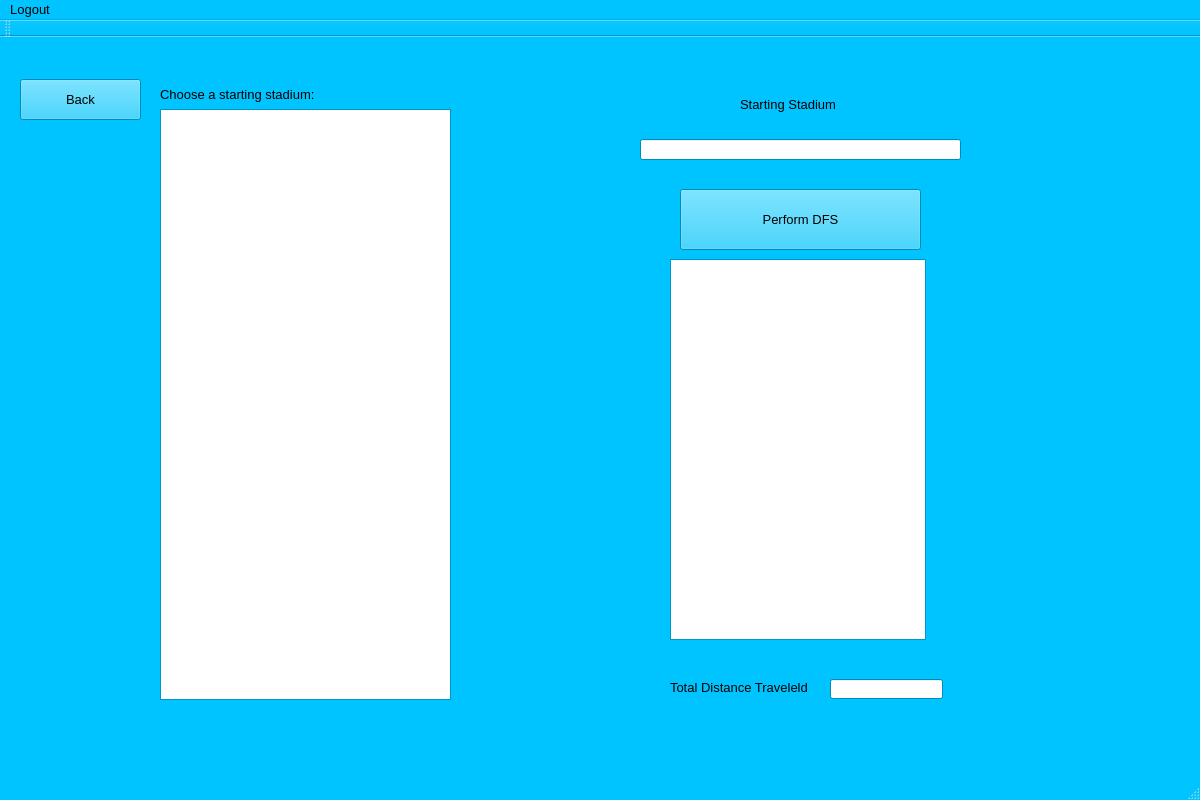
Above: ALAYO/mainwindow.ui from akarapetian/ALAYO---Project-2 before the change. Below: the same form after it.
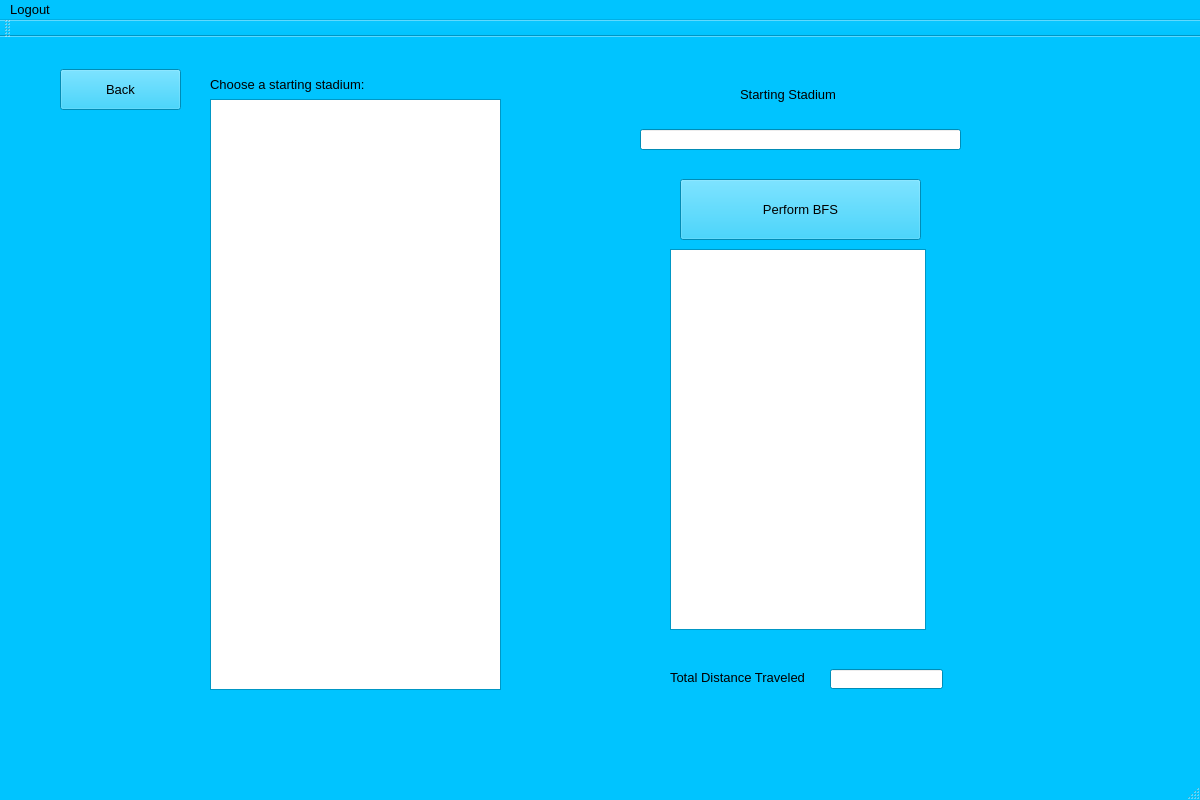
That is the form after the change. The open tabs and pages were chosen to show the change.

Patch:
```diff
--- a/ALAYO/mainwindow.ui
+++ b/ALAYO/mainwindow.ui
@@ -1860,7 +1860,7 @@
       <property name="geometry">
        <rect>
         <x>0</x>
-        <y>-30</y>
+        <y>-20</y>
         <width>1201</width>
         <height>781</height>
        </rect>
@@ -1933,13 +1933,13 @@
         <property name="geometry">
          <rect>
           <x>0</x>
-          <y>-10</y>
+          <y>-30</y>
           <width>1191</width>
           <height>761</height>
          </rect>
         </property>
         <property name="currentIndex">
-         <number>3</number>
+         <number>5</number>
         </property>
         <widget class="QWidget" name="tripTypeSelectionPage">
          <widget class="QPushButton" name="visitSingleButton">
@@ -2101,7 +2101,7 @@
          <widget class="QListWidget" name="dfsStadiumsListWidget">
           <property name="geometry">
            <rect>
-            <x>160</x>
+            <x>210</x>
             <y>80</y>
             <width>291</width>
             <height>591</height>
@@ -2111,7 +2111,7 @@
          <widget class="QPushButton" name="dfsPageBackButton">
           <property name="geometry">
            <rect>
-            <x>20</x>
+            <x>60</x>
             <y>50</y>
             <width>121</width>
             <height>41</height>
@@ -2124,7 +2124,7 @@
          <widget class="QLabel" name="label_33">
           <property name="geometry">
            <rect>
-            <x>160</x>
+            <x>210</x>
             <y>55</y>
             <width>211</width>
             <height>21</height>
@@ -2193,7 +2193,7 @@
            </rect>
           </property>
           <property name="text">
-           <string>Total Distance Traveleld</string>
+           <string>Total Distance Traveled</string>
           </property>
          </widget>
          <widget class="QLineEdit" name="dfsTotalDistanceTraveledLineEdit">
@@ -2207,6 +2207,226 @@
           </property>
          </widget>
         </widget>
+        <widget class="QWidget" name="bfsPage">
+         <widget class="QLabel" name="bfsTotalDistanceTraveled">
+          <property name="geometry">
+           <rect>
+            <x>670</x>
+            <y>650</y>
+            <width>141</width>
+            <height>16</height>
+           </rect>
+          </property>
+          <property name="text">
+           <string>Total Distance Traveled</string>
+          </property>
+         </widget>
+         <widget class="QListWidget" name="bfsResultsListWidget">
+          <property name="geometry">
+           <rect>
+            <x>670</x>
+            <y>230</y>
+            <width>256</width>
+            <height>381</height>
+           </rect>
+          </property>
+         </widget>
+         <widget class="QPushButton" name="bfsPushButton">
+          <property name="geometry">
+           <rect>
+            <x>680</x>
+            <y>160</y>
+            <width>241</width>
+            <height>61</height>
+           </rect>
+          </property>
+          <property name="text">
+           <string>Perform BFS</string>
+          </property>
+         </widget>
+         <widget class="QLineEdit" name="bfsStartingStadiumLineEdit">
+          <property name="geometry">
+           <rect>
+            <x>640</x>
+            <y>110</y>
+            <width>321</width>
+            <height>21</height>
+           </rect>
+          </property>
+         </widget>
+         <widget class="QLineEdit" name="bfsTotalDistanceTraveledLineEdit">
+          <property name="geometry">
+           <rect>
+            <x>830</x>
+            <y>650</y>
+            <width>113</width>
+            <height>20</height>
+           </rect>
+          </property>
+         </widget>
+         <widget class="QPushButton" name="bfsPageBackButton">
+          <property name="geometry">
+           <rect>
+            <x>60</x>
+            <y>50</y>
+            <width>121</width>
+            <height>41</height>
+           </rect>
+          </property>
+          <property name="text">
+           <string>Back</string>
+          </property>
+         </widget>
+         <widget class="QLabel" name="bfsStartingStadiumLabel">
+          <property name="geometry">
+           <rect>
+            <x>740</x>
+            <y>60</y>
+            <width>121</width>
+            <height>31</height>
+           </rect>
+          </property>
+          <property name="text">
+           <string>Starting Stadium</string>
+          </property>
+         </widget>
+         <widget class="QListWidget" name="bfsStadiumListWidget">
+          <property name="geometry">
+           <rect>
+            <x>210</x>
+            <y>80</y>
+            <width>291</width>
+            <height>591</height>
+           </rect>
+          </property>
+         </widget>
+         <widget class="QLabel" name="bfsChooseStartingStadiumLabel">
+          <property name="geometry">
+           <rect>
+            <x>210</x>
+            <y>55</y>
+            <width>211</width>
+            <height>21</height>
+           </rect>
+          </property>
+          <property name="styleSheet">
+           <string notr="true">font: 75 11pt &quot;MS Shell Dlg 2&quot;;</string>
+          </property>
+          <property name="text">
+           <string>Choose a starting stadium:</string>
+          </property>
+         </widget>
+        </widget>
+        <widget class="QWidget" name="mstPage">
+         <widget class="QPushButton" name="mstBackButton">
+          <property name="geometry">
+           <rect>
+            <x>60</x>
+            <y>50</y>
+            <width>121</width>
+            <height>41</height>
+           </rect>
+          </property>
+          <property name="text">
+           <string>Back</string>
+          </property>
+         </widget>
+         <widget class="QLabel" name="mstChooseStartingStadiumLabel">
+          <property name="geometry">
+           <rect>
+            <x>210</x>
+            <y>55</y>
+            <width>211</width>
+            <height>21</height>
+           </rect>
+          </property>
+          <property name="styleSheet">
+           <string notr="true">font: 75 11pt &quot;MS Shell Dlg 2&quot;;</string>
+          </property>
+          <property name="text">
+           <string>Choose a starting stadium:</string>
+          </property>
+         </widget>
+         <widget class="QLabel" name="mstStartingStadiumLabel">
+          <property name="geometry">
+           <rect>
+            <x>740</x>
+            <y>60</y>
+            <width>121</width>
+            <height>31</height>
+           </rect>
+          </property>
+          <property name="text">
+           <string>Starting Stadium</string>
+          </property>
+         </widget>
+         <widget class="QLabel" name="mstTotalDistanceTraveled_2">
+          <property name="geometry">
+           <rect>
+            <x>670</x>
+            <y>650</y>
+            <width>141</width>
+            <height>16</height>
+           </rect>
+          </property>
+          <property name="text">
+           <string>Total Distance Traveled</string>
+          </property>
+         </widget>
+         <widget class="QListWidget" name="mstResultsListWidget">
+          <property name="geometry">
+           <rect>
+            <x>670</x>
+            <y>230</y>
+            <width>256</width>
+            <height>381</height>
+           </rect>
+          </property>
+         </widget>
+         <widget class="QPushButton" name="mstPushButton">
+          <property name="geometry">
+           <rect>
+            <x>680</x>
+            <y>160</y>
+            <width>241</width>
+            <height>61</height>
+           </rect>
+          </property>
+          <property name="text">
+           <string>Perform BFS</string>
+          </property>
+         </widget>
+         <widget class="QLineEdit" name="mstStartingStadiumLineEdit">
+          <property name="geometry">
+           <rect>
+            <x>640</x>
+            <y>110</y>
+            <width>321</width>
+            <height>21</height>
+           </rect>
+          </property>
+         </widget>
+         <widget class="QListWidget" name="mstStadiumListWidget">
+          <property name="geometry">
+           <rect>
+            <x>210</x>
+            <y>80</y>
+            <width>291</width>
+            <height>591</height>
+           </rect>
+          </property>
+         </widget>
+         <widget class="QLineEdit" name="mstTotalDistanceTraveledLineEdit">
+          <property name="geometry">
+           <rect>
+            <x>830</x>
+            <y>650</y>
+            <width>113</width>
+            <height>20</height>
+           </rect>
+          </property>
+         </widget>
+        </widget>
        </widget>
       </widget>
       <widget class="QWidget" name="informationPage">
```
Left out of the diff: 301 changed lines with no effect on the pictures.
